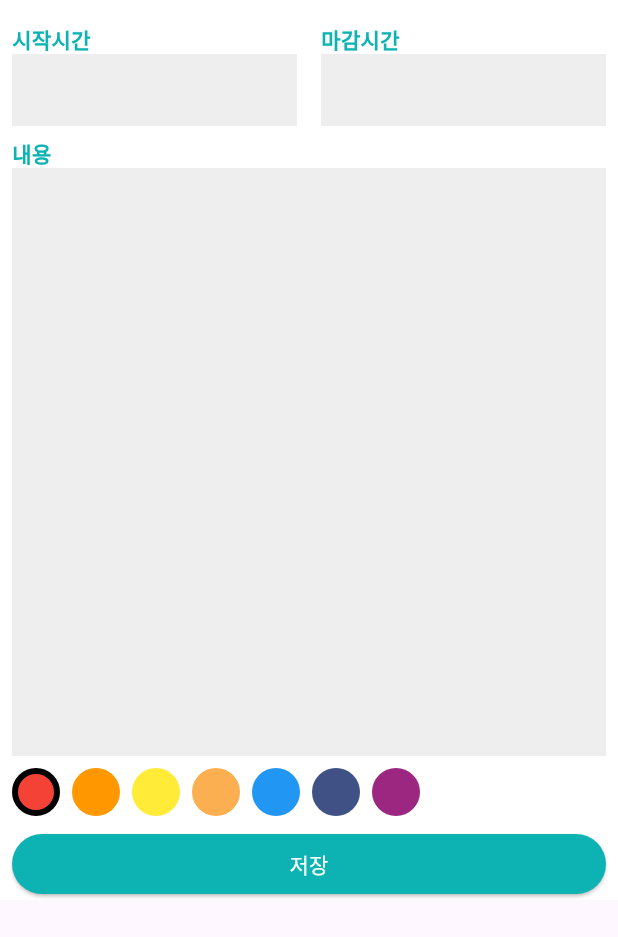
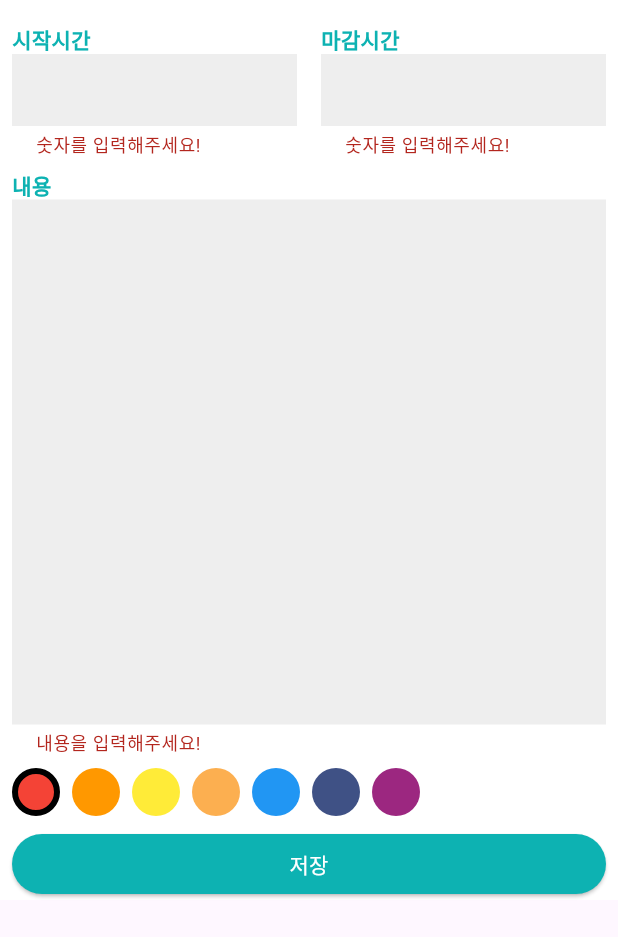
Before and after one commit to sinej/flutter-calendar-scheduler, a Flutter app: the ScheduleBottomSheet widget shown alone on an empty page, opened directly, after a tap on "저장", on a phone screen of 412 x 824 dp. Shown: the top 937 px of the screen. Run offline on Flutter 3.47's test engine with Material 3 defaults, Android fonts, the phone set to English and light mode, and no system bars; our stand-ins replace table_calendar; Roboto replaces fonts that are missing (NotoSanse).

Commit message:
feat: save, validation 추가

```diff
--- a/lib/component/custom_text_field.dart
+++ b/lib/component/custom_text_field.dart
@@ -4,8 +4,16 @@ import 'package:flutter/material.dart';
 class CustomTextField extends StatelessWidget {
   final String label;
   final bool expand;
+  final FormFieldSetter<String> onSaved;
+  final FormFieldValidator<String> validator;
 
-  const CustomTextField({required this.label, this.expand = false, super.key});
+  const CustomTextField({
+    required this.label,
+    required this.onSaved,
+    required this.validator,
+    this.expand = false,
+    super.key
+  });
 
   @override
   Widget build(BuildContext context) {
@@ -35,6 +43,11 @@ class CustomTextField extends StatelessWidget {
         filled: true,
         fillColor: Colors.grey[200],
       ),
+
+      /// 저장 했을 때
+      onSaved:  onSaved,
+      /// 검증 할 때 로직
+      validator: validator,
       maxLines: expand ? null : 1,
       minLines: expand ? null : 1,
       expands: expand,
--- a/lib/component/schedule_bottom_sheet.dart
+++ b/lib/component/schedule_bottom_sheet.dart
@@ -11,6 +11,13 @@ class ScheduleBottomSheet extends StatefulWidget {
 }
 
 class _ScheduleBottomSheetState extends State<ScheduleBottomSheet> {
+  final GlobalKey<FormState> formKey = GlobalKey();
+
+  int? startTime;
+  int? endTime;
+  String? content;
+  String? category;
+
   String selectedColor = categoryColors.first;
 
   @override
@@ -21,59 +28,177 @@ class _ScheduleBottomSheetState extends State<ScheduleBottomSheet> {
         child: SafeArea(
           child: Padding(
             padding: EdgeInsets.only(top: 16.0, left: 8.0, right: 8.0),
+            child: Form(
+              key: formKey,
               child: Column(
                 children: [
-                _Time(),
+                  _Time(
+                    onStartSaved: onStartTimeSaved,
+                    onStartValidation: onStartTimeValidate,
+
+                    onEndSaved:onEndTimeSaved,
+                    onEndValidation: onEndTimeValidate,
+                  ),
                   SizedBox(height: 8.0),
-                _Contents(),
+                  _Contents(
+                    onSaved: onContentSaved,
+                    onValidation: onContentValidate,
+                  ),
                   SizedBox(height: 8.0),
                   _Categories(
                     selectedColor: selectedColor,
-                  onTap: (String color){
+                    onTap: (String color) {
                       setState(() {
                         selectedColor = color;
                       });
                     },
                   ),
                   SizedBox(height: 8.0),
-                _SaveButton(),
-
+                  _SaveButton(
+                      onPressed: onSavePressed
+                  ),
                 ],
+              ),
             ),
           ),
         ));
   }
+  void onStartTimeSaved(String? val) {
+    if(val == null) {
+      return;
+    }
+    startTime = int.parse(val);
+  }
+  String? onStartTimeValidate(String? val) {
+    if(val == null) {
+      return '값을 입력 해주세요!';
+    };
+    if(int.tryParse(val) == null) {
+      return '숫자를 입력해주세요!';
+    };
+    final time = int.parse(val);
+
+    if(time >  24 || time < 0) {
+      return '0과 24 사이의 숫자를 입력해주세요.';
+    }
+    return null;
+  }
+
+  void onEndTimeSaved(String? val) {
+    if(val == null) {
+      return;
+    }
+
+    endTime = int.parse(val);
+  }
+
+  String? onEndTimeValidate(String? val) {
+    if(val == null) {
+      return '값을 입력 해주세요!';
+    };
+    if(int.tryParse(val) == null) {
+      return '숫자를 입력해주세요!';
+    };
+
+    final time = int.parse(val);
+
+    if(time >  24 || time < 0) {
+      return '0과 24 사이의 숫자를 입력해주세요.';
+    }
+    return null;
+  }
+  void onContentSaved(String? val) {
+    if(val == null) {
+      return;
+    }
+    content = val;
+  }
+  String? onContentValidate(String? val) {
+    if(val == null) {
+      return '값을 입력 해주세요!';
+    };
+    if(int.tryParse(val) == null) {
+      return '내용을 입력해주세요!';
+    };
+    final text = int.parse(val);
+
+    if(text < 5) {
+      return '0과 24 사이의 숫자를 입력해주세요.';
+    }
+    return null;
+
+  }
+
+  void onSavePressed () {
+   final isValid =  formKey.currentState!.validate();
+
+   if(!isValid) return;
+   if(isValid) formKey.currentState!.save();
+  }
 }
 
 class _Time extends StatelessWidget {
-  const _Time({super.key});
+  final FormFieldSetter<String> onStartSaved;
+  final FormFieldSetter<String> onEndSaved;
+  final FormFieldValidator<String> onStartValidation;
+  final FormFieldValidator<String> onEndValidation;
+
+
+  const _Time({
+    required this.onStartSaved,
+    required this.onEndSaved,
+    required this.onStartValidation,
+    required this.onEndValidation,
+    super.key,
+  });
 
   @override
   Widget build(BuildContext context) {
-    return Row(
+    return Column(
+      children: [
+        Row(
           children: [
             Expanded(
                 child: CustomTextField(
               label: '시작시간',
+              onSaved: onStartSaved,
+              validator: onStartValidation,
             )),
             SizedBox(width: 16.0),
             Expanded(
                 child: CustomTextField(
               label: '마감시간',
+              onSaved: onEndSaved,
+              validator: onEndValidation,
             )),
+          ],
+        ),
       ],
     );
   }
 }
 
 class _Contents extends StatelessWidget {
-  const _Contents({super.key});
+
+  final FormFieldSetter<String> onSaved;
+  final FormFieldValidator<String> onValidation;
+
+
+  const _Contents({
+    required this.onSaved,
+    required this.onValidation,
+    super.key,
+  });
+
+
 
   @override
   Widget build(BuildContext context) {
     return Expanded(
       child: CustomTextField(
         label: '내용',
+        onSaved: onSaved,
+        validator: onValidation,
         expand: true,
       ),
     );
@@ -86,11 +211,8 @@ class _Categories extends StatelessWidget {
   final String selectedColor;
   final OnColorSelected onTap;
 
-  const _Categories({
-    required this.selectedColor,
-    required this.onTap,
-    super.key
-  });
+  const _Categories(
+      {required this.selectedColor, required this.onTap, super.key});
 
   @override
   Widget build(BuildContext context) {
@@ -100,7 +222,7 @@ class _Categories extends StatelessWidget {
             (e) => Padding(
               padding: EdgeInsets.only(right: 8.0),
               child: GestureDetector(
-            onTap: (){
+                onTap: () {
                   onTap(e);
                 },
                 child: Container(
@@ -110,10 +232,12 @@ class _Categories extends StatelessWidget {
                       radix: 16,
                     )),
                     shape: BoxShape.circle,
-                border: e == selectedColor ? Border.all(
+                    border: e == selectedColor
+                        ? Border.all(
                             color: Colors.black,
                             width: 4.0,
-                ) : null,
+                          )
+                        : null,
                   ),
                   width: 32.0,
                   height: 32.0,
@@ -127,15 +251,20 @@ class _Categories extends StatelessWidget {
 }
 
 class _SaveButton extends StatelessWidget {
-  const _SaveButton({super.key});
+  final VoidCallback onPressed;
+
+  const _SaveButton({
+    required this.onPressed,
+    super.key
+  });
 
   @override
   Widget build(BuildContext context) {
-    return  Row(
+    return Row(
       children: [
         Expanded(
           child: ElevatedButton(
-              onPressed: () {},
+              onPressed: onPressed,
               style: ElevatedButton.styleFrom(
                 backgroundColor: primaryColor,
                 foregroundColor: Colors.white,
```
Also changed, not shown: lib/component/schedule_card.dart (+4 -4 lines), lib/model/schedule.dart (added, +26 -0 lines), lib/screen/home_screen.dart (+61 -8 lines). Lines whose indentation alone changed are shown as unchanged.
